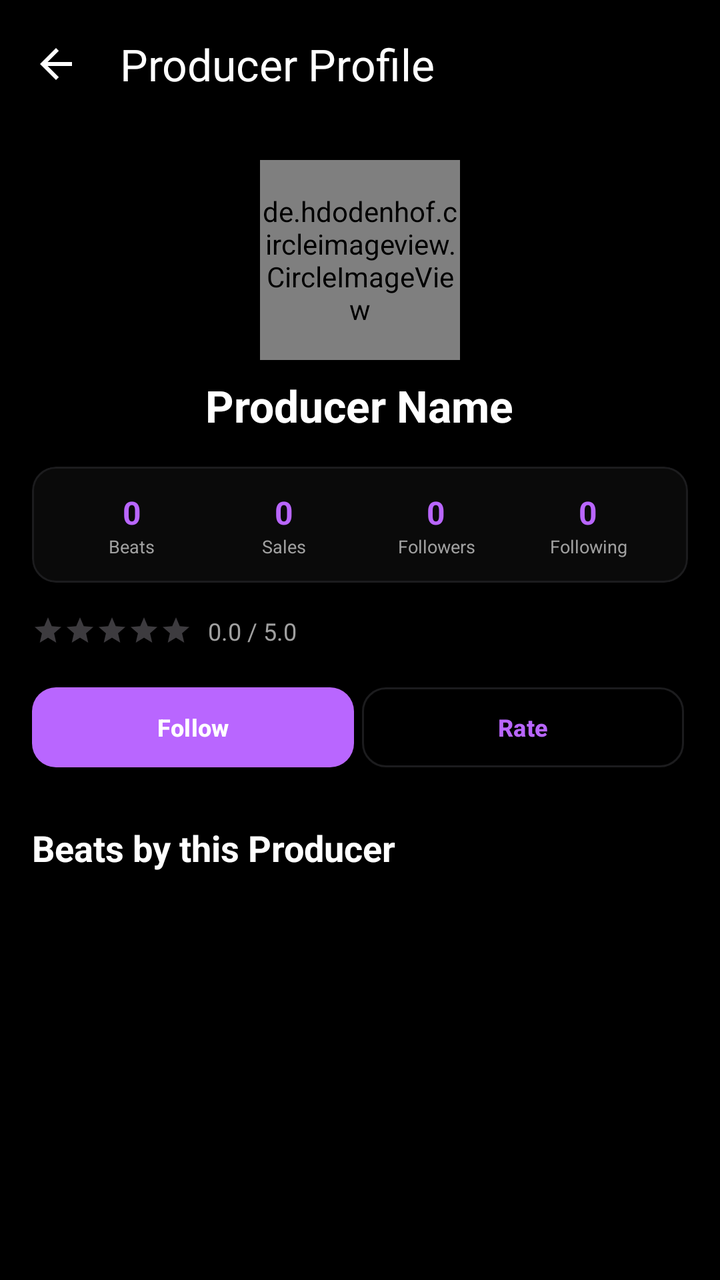
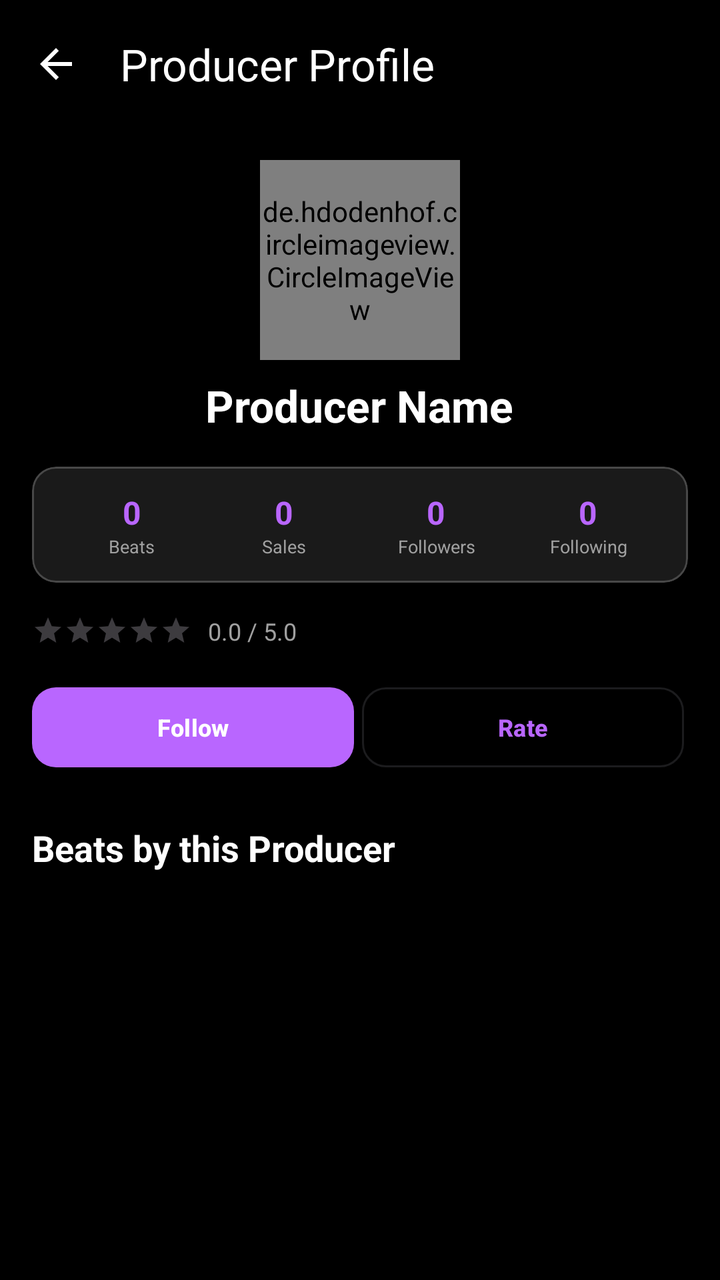

An Android layout rendered at two revisions. The XML below is the earlier revision; the diff shows what the commit changed to produce the second picture.
<!-- AndroidManifest.xml: activity theme Theme.BeatHouse.Dark -->
<!-- res/layout/activity_producer_profile.xml -->
<?xml version="1.0" encoding="utf-8"?>
<androidx.coordinatorlayout.widget.CoordinatorLayout xmlns:android="http://schemas.android.com/apk/res/android"
    xmlns:app="http://schemas.android.com/apk/res-auto"
    android:layout_width="match_parent"
    android:layout_height="match_parent"
    android:background="@color/surface">

    <com.google.android.material.appbar.AppBarLayout
        android:layout_width="match_parent"
        android:layout_height="wrap_content">

        <com.google.android.material.appbar.MaterialToolbar
            android:id="@+id/toolbar"
            android:layout_width="match_parent"
            android:layout_height="?attr/actionBarSize"
            android:background="@color/surface"
            app:title="@string/producer_profile"
            app:titleTextColor="@color/on_surface"
            app:navigationIcon="@drawable/ic_arrow_back"
            app:navigationIconTint="@color/on_surface" />

    </com.google.android.material.appbar.AppBarLayout>

    <androidx.core.widget.NestedScrollView
        android:layout_width="match_parent"
        android:layout_height="match_parent"
        app:layout_behavior="@string/appbar_scrolling_view_behavior"
        android:padding="16dp">

        <LinearLayout
            android:layout_width="match_parent"
            android:layout_height="wrap_content"
            android:orientation="vertical">

            
            <LinearLayout
                android:layout_width="match_parent"
                android:layout_height="wrap_content"
                android:orientation="vertical"
                android:gravity="center_horizontal"
                android:layout_marginBottom="16dp">

                <de.hdodenhof.circleimageview.CircleImageView
                    android:id="@+id/ivProducerAvatar"
                    android:layout_width="100dp"
                    android:layout_height="100dp"
                    android:src="@drawable/ic_profile_placeholder"
                    app:civ_border_width="0dp"
                    app:civ_border_color="@color/primary" />

                <LinearLayout
                    android:layout_width="wrap_content"
                    android:layout_height="wrap_content"
                    android:orientation="horizontal"
                    android:gravity="center_vertical"
                    android:layout_marginTop="8dp">

                    <TextView
                        android:id="@+id/tvProducerName"
                        android:layout_width="wrap_content"
                        android:layout_height="wrap_content"
                        android:text="Producer Name"
                        android:textColor="@color/on_surface"
                        android:textSize="22sp"
                        android:textStyle="bold" />

                    <ImageView
                        android:id="@+id/ivVerified"
                        android:layout_width="20dp"
                        android:layout_height="20dp"
                        android:layout_marginStart="8dp"
                        android:src="@drawable/ic_verified"
                        android:visibility="gone" />

                </LinearLayout>

                
                <TextView
                    android:id="@+id/tvLocation"
                    android:layout_width="wrap_content"
                    android:layout_height="wrap_content"
                    android:layout_marginTop="4dp"
                    android:text="📍 Location"
                    android:textColor="@color/on_surface_variant"
                    android:textSize="14sp"
                    android:visibility="gone" />

                
                <TextView
                    android:id="@+id/tvProducerBio"
                    android:layout_width="match_parent"
                    android:layout_height="wrap_content"
                    android:layout_marginTop="12dp"
                    android:text="Bio"
                    android:textColor="@color/on_surface_variant"
                    android:textSize="14sp"
                    android:gravity="center"
                    android:visibility="gone" />

                
                <LinearLayout
                    android:id="@+id/socialLinksLayout"
                    android:layout_width="wrap_content"
                    android:layout_height="wrap_content"
                    android:layout_marginTop="12dp"
                    android:orientation="horizontal"
                    android:visibility="gone">

                    <ImageView
                        android:id="@+id/ivInstagram"
                        android:layout_width="36dp"
                        android:layout_height="36dp"
                        android:src="@drawable/ic_instagram"
                        app:tint="@color/instagram_color"
                        android:padding="6dp"
                        android:clickable="true"
                        android:focusable="true"
                        android:visibility="gone" />

                    <ImageView
                        android:id="@+id/ivTelegram"
                        android:layout_width="36dp"
                        android:layout_height="36dp"
                        android:src="@drawable/ic_telegram"
                        app:tint="@color/telegram_color"
                        android:padding="6dp"
                        android:clickable="true"
                        android:focusable="true"
                        android:visibility="gone" />

                    <ImageView
                        android:id="@+id/ivVk"
                        android:layout_width="36dp"
                        android:layout_height="36dp"
                        android:src="@drawable/ic_vk"
                        app:tint="@color/vk_color"
                        android:padding="6dp"
                        android:clickable="true"
                        android:focusable="true"
                        android:visibility="gone" />

                </LinearLayout>

            </LinearLayout>

            
            <com.google.android.material.card.MaterialCardView
                android:layout_width="match_parent"
                android:layout_height="wrap_content"
                android:layout_marginBottom="16dp"
                app:cardCornerRadius="12dp"
                app:cardElevation="2dp"
                app:cardBackgroundColor="@color/surface_container">

                <LinearLayout
                    android:layout_width="match_parent"
                    android:layout_height="wrap_content"
                    android:orientation="horizontal"
                    android:padding="12dp">

                    <LinearLayout
                        android:layout_width="0dp"
                        android:layout_height="wrap_content"
                        android:layout_weight="1"
                        android:orientation="vertical"
                        android:gravity="center"
                        android:paddingHorizontal="2dp">
                        <TextView
                            android:id="@+id/tvBeatsCount"
                            android:layout_width="wrap_content"
                            android:layout_height="wrap_content"
                            android:text="0"
                            android:textSize="16sp"
                            android:textStyle="bold"
                            android:textColor="@color/primary" />
                        <TextView
                            android:layout_width="wrap_content"
                            android:layout_height="wrap_content"
                            android:text="@string/beats_label"
                            android:textSize="9sp"
                            android:textColor="@color/on_surface_variant"
                            android:maxLines="1"
                            android:ellipsize="end"
                            android:gravity="center" />
                    </LinearLayout>

                    <LinearLayout
                        android:layout_width="0dp"
                        android:layout_height="wrap_content"
                        android:layout_weight="1"
                        android:orientation="vertical"
                        android:gravity="center"
                        android:paddingHorizontal="2dp">
                        <TextView
                            android:id="@+id/tvSalesCount"
                            android:layout_width="wrap_content"
                            android:layout_height="wrap_content"
                            android:text="0"
                            android:textSize="16sp"
                            android:textStyle="bold"
                            android:textColor="@color/primary" />
                        <TextView
                            android:layout_width="wrap_content"
                            android:layout_height="wrap_content"
                            android:text="@string/sales_tab"
                            android:textSize="9sp"
                            android:textColor="@color/on_surface_variant"
                            android:maxLines="1"
                            android:ellipsize="end"
                            android:gravity="center" />
                    </LinearLayout>

                    <LinearLayout
                        android:layout_width="0dp"
                        android:layout_height="wrap_content"
                        android:layout_weight="1"
                        android:orientation="vertical"
                        android:gravity="center"
                        android:paddingHorizontal="2dp">
                        <TextView
                            android:id="@+id/tvFollowersCount"
                            android:layout_width="wrap_content"
                            android:layout_height="wrap_content"
                            android:text="0"
                            android:textSize="16sp"
                            android:textStyle="bold"
                            android:textColor="@color/primary" />
                        <TextView
                            android:layout_width="wrap_content"
                            android:layout_height="wrap_content"
                            android:text="@string/followers"
                            android:textSize="9sp"
                            android:textColor="@color/on_surface_variant"
                            android:maxLines="1"
                            android:ellipsize="end"
                            android:gravity="center" />
                    </LinearLayout>

                    <LinearLayout
                        android:layout_width="0dp"
                        android:layout_height="wrap_content"
                        android:layout_weight="1"
                        android:orientation="vertical"
                        android:gravity="center"
                        android:paddingHorizontal="2dp">
                        <TextView
                            android:id="@+id/tvFollowingCount"
                            android:layout_width="wrap_content"
                            android:layout_height="wrap_content"
                            android:text="0"
                            android:textSize="16sp"
                            android:textStyle="bold"
                            android:textColor="@color/primary" />
                        <TextView
                            android:layout_width="wrap_content"
                            android:layout_height="wrap_content"
                            android:text="@string/following_count"
                            android:textSize="9sp"
                            android:textColor="@color/on_surface_variant"
                            android:maxLines="1"
                            android:ellipsize="end"
                            android:gravity="center" />
                    </LinearLayout>

                </LinearLayout>

            </com.google.android.material.card.MaterialCardView>

            
            <LinearLayout
                android:layout_width="match_parent"
                android:layout_height="wrap_content"
                android:orientation="horizontal"
                android:gravity="center_vertical"
                android:layout_marginBottom="16dp">

                <RatingBar
                    android:id="@+id/ratingBar"
                    android:layout_width="wrap_content"
                    android:layout_height="wrap_content"
                    android:rating="0"
                    android:isIndicator="true"
                    android:stepSize="0.5"
                    style="@style/Widget.AppCompat.RatingBar.Small" />

                <TextView
                    android:id="@+id/tvRatingText"
                    android:layout_width="wrap_content"
                    android:layout_height="wrap_content"
                    android:layout_marginStart="8dp"
                    android:text="0.0 / 5.0"
                    android:textColor="@color/on_surface_variant"
                    android:textSize="12sp" />

            </LinearLayout>

            
            <LinearLayout
                android:layout_width="match_parent"
                android:layout_height="wrap_content"
                android:orientation="horizontal"
                android:layout_marginBottom="24dp">

                <com.google.android.material.button.MaterialButton
                    android:id="@+id/btnFollow"
                    android:layout_width="0dp"
                    android:layout_height="wrap_content"
                    android:minHeight="48dp"
                    android:layout_weight="1"
                    android:layout_marginEnd="2dp"
                    android:text="@string/follow"
                    android:textSize="12sp"
                    android:paddingHorizontal="4dp"
                    app:cornerRadius="12dp" />

                <com.google.android.material.button.MaterialButton
                    android:id="@+id/btnRate"
                    android:layout_width="0dp"
                    android:layout_height="wrap_content"
                    android:minHeight="48dp"
                    android:layout_weight="1"
                    android:layout_marginStart="2dp"
                    android:layout_marginEnd="2dp"
                    android:text="@string/rate"
                    android:textSize="12sp"
                    android:paddingHorizontal="4dp"
                    app:cornerRadius="12dp"
                    style="@style/Widget.Material3.Button.OutlinedButton" />

                <ImageButton
                    android:id="@+id/btnMessage"
                    android:layout_width="48dp"
                    android:layout_height="48dp"
                    android:layout_weight="0"
                    android:layout_marginStart="8dp"
                    android:src="@drawable/ic_message"
                    android:background="?attr/selectableItemBackgroundBorderless"
                    android:contentDescription="@string/message"
                    android:visibility="gone" />

            </LinearLayout>

            
            <TextView
                android:layout_width="match_parent"
                android:layout_height="wrap_content"
                android:text="@string/beats_by_producer"
                android:textColor="@color/on_surface"
                android:textSize="18sp"
                android:textStyle="bold"
                android:layout_marginBottom="12dp" />

            
            <ProgressBar
                android:id="@+id/progressBar"
                android:layout_width="wrap_content"
                android:layout_height="wrap_content"
                android:layout_gravity="center"
                android:visibility="gone" />

            
            <TextView
                android:id="@+id/emptyState"
                android:layout_width="match_parent"
                android:layout_height="wrap_content"
                android:text="@string/no_beats_available_producer"
                android:textColor="@color/on_surface_variant"
                android:textSize="14sp"
                android:gravity="center"
                android:padding="32dp"
                android:visibility="gone" />

            
            <androidx.recyclerview.widget.RecyclerView
                android:id="@+id/recyclerViewBeats"
                android:layout_width="match_parent"
                android:layout_height="wrap_content"
                android:nestedScrollingEnabled="false" />

        </LinearLayout>

    </androidx.core.widget.NestedScrollView>

</androidx.coordinatorlayout.widget.CoordinatorLayout>
<!-- resources referenced by this layout -->
<resources>
  <color name="instagram_color">#E4405F</color>
  <color name="on_surface">#FFFFFF</color>
  <color name="on_surface_variant">#A0A0A0</color>
  <color name="primary">#B966FF</color>
  <color name="surface">#000000</color>
  <color name="surface_container">#0A0A0A</color>
  <color name="telegram_color">#26A5E4</color>
  <color name="vk_color">#2787F5</color>
  <!-- drawable ic_arrow_back (drawable) -->
  <vector xmlns:android="http://schemas.android.com/apk/res/android"
      android:width="24dp"
      android:height="24dp"
      android:viewportWidth="24"
      android:viewportHeight="24">
      <path
          android:fillColor="#FFFFFF"
          android:pathData="M20,11H7.83l5.59,-5.59L12,4l-8,8 8,8 1.41,-1.41L7.83,13H20v-2z"/>
  </vector>
  <!-- drawable ic_profile_placeholder (drawable) -->
  <vector xmlns:android="http://schemas.android.com/apk/res/android"
      android:width="64dp"
      android:height="64dp"
      android:viewportWidth="24"
      android:viewportHeight="24">
      <path
          android:fillColor="#9E9E9E"
          android:pathData="M12,12c2.21,0 4,-1.79 4,-4s-1.79,-4 -4,-4 -4,1.79 -4,4 1.79,4 4,4zM12,14c-2.67,0 -8,1.34 -8,4v2h16v-2c0,-2.66 -5.33,-4 -8,-4z"/>
  </vector>
  <!-- drawable ic_verified (drawable) -->
  <vector xmlns:android="http://schemas.android.com/apk/res/android"
      android:width="20dp"
      android:height="20dp"
      android:viewportWidth="24"
      android:viewportHeight="24">
      <path
          android:fillColor="#1DA1F2"
          android:pathData="M12,1L3,5v6c0,5.55 3.84,10.74 9,12 5.16,-1.26 9,-6.45 9,-12L21,5l-9,-4zM10,17l-4,-4 1.41,-1.41L10,14.17l6.59,-6.59L18,9l-8,8z"/>
  </vector>
  <string name="beats_by_producer">Beats by this Producer</string>
  <string name="beats_label">Beats</string>
  <string name="follow">Follow</string>
  <string name="followers">Followers</string>
  <string name="following_count">Following</string>
  <string name="message">Message</string>
  <string name="no_beats_available_producer">No beats available</string>
  <string name="producer_profile">Producer Profile</string>
  <string name="rate">Rate</string>
  <string name="sales_tab">Sales</string>
  <style name="Theme.BeatHouse.Dark" parent="Theme.BeatHouse">
          <item name="colorSurface">@color/surface</item>
          <item name="android:windowBackground">@color/background</item>
      </style>
  <color name="background">#000000</color>
  <color name="primary_container">#1A0033</color>
  <color name="on_primary">#FFFFFF</color>
  <color name="secondary">#8E8E93</color>
  <color name="secondary_container">#151517</color>
  <color name="on_secondary">#FFFFFF</color>
  <color name="error">#FF453A</color>
  <color name="error_container">#330000</color>
  <color name="surface_variant">#000000</color>
  <color name="outline">#1C1C1E</color>
  <style name="Widget.BeatHouse.Card" parent="Widget.Material3.CardView.Elevated">
          <item name="cardCornerRadius">18dp</item>
          <item name="cardElevation">0dp</item>
          <item name="strokeColor">@color/outline</item>
          <item name="strokeWidth">1dp</item>
          <item name="cardBackgroundColor">@color/surface_container</item>
      </style>
  <style name="Widget.BeatHouse.AppBarLayout" parent="Widget.Material3.AppBarLayout">
          <item name="android:background">@color/surface</item>
          <item name="backgroundTint">@color/surface</item>
      </style>
  <style name="Widget.BeatHouse.Chip" parent="Widget.Material3.Chip.Filter">
          <item name="chipCornerRadius">12dp</item>
          <item name="chipStrokeColor">@color/outline</item>
          <item name="chipStrokeWidth">1dp</item>
          <item name="android:textColor">@color/on_surface_variant</item>
          <item name="chipBackgroundColor">@color/surface_container</item>
          <item name="checkedIconTint">@color/primary</item>
          <item name="android:textSize">14sp</item>
      </style>
  <!-- unchanged entries left out for length: 8 -->
</resources>

<!-- the commit's change to res/layout/activity_producer_profile.xml (unified diff, before → after) -->
@@ -150,7 +150,9 @@
                 android:layout_marginBottom="16dp"
                 app:cardCornerRadius="12dp"
                 app:cardElevation="2dp"
-                app:cardBackgroundColor="@color/surface_container">
+                app:cardBackgroundColor="#1AFFFFFF"
+                app:strokeColor="#33FFFFFF"
+                app:strokeWidth="1dp">
 
                 <LinearLayout
                     android:layout_width="match_parent"
